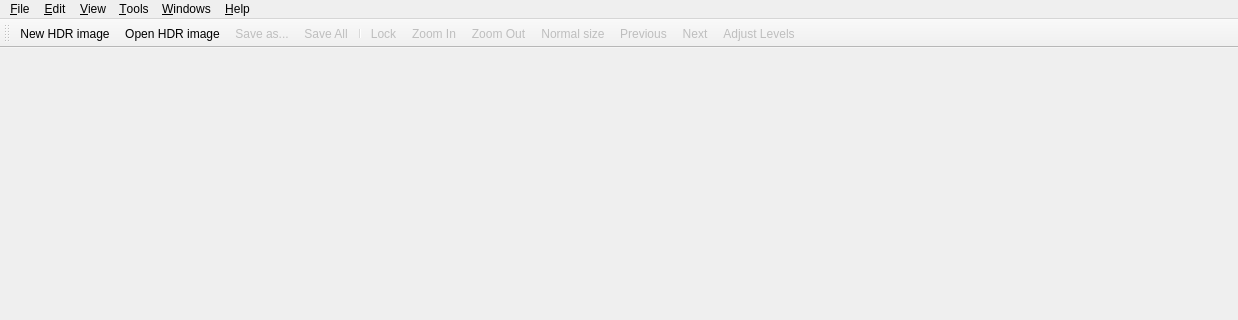
Before: the Qt Designer form forms/MainWindow.ui in LuminanceHDR/LuminanceHDR, drawn with Qt 5; both pictures show x 0 to 1238 and y 0 to 320 of the 1238 by 756 pixel window.
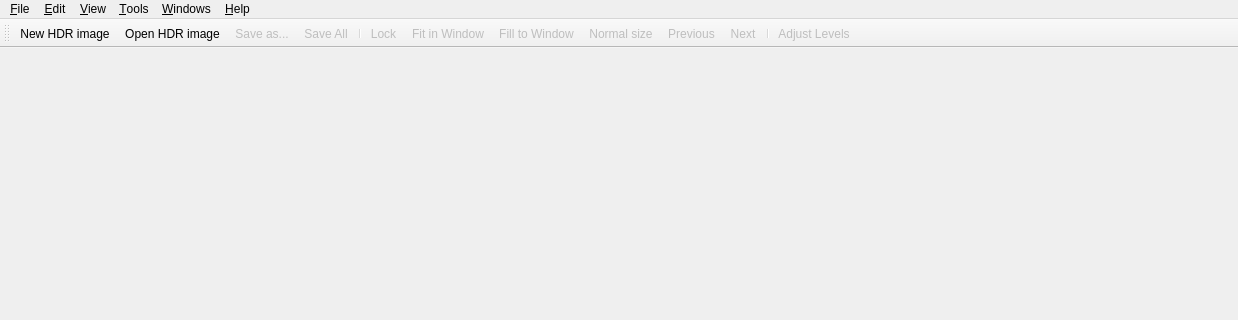
After: the same form once the commit is applied. Icons and pictures are not drawn.

Commit message: GenericViewer: V.03 MainWindow supports new GenericViewer's features

Patch:
```diff
--- a/forms/MainWindow.ui
+++ b/forms/MainWindow.ui
@@ -158,11 +158,12 @@
    <addaction name="fileSaveAllAction"/>
    <addaction name="separator"/>
    <addaction name="actionLock"/>
-   <addaction name="zoomInAct"/>
-   <addaction name="zoomOutAct"/>
+   <addaction name="fitToWindowAct"/>
+   <addaction name="actionFill_to_Window"/>
    <addaction name="normalSizeAct"/>
    <addaction name="actionShowPrevious"/>
    <addaction name="actionShowNext"/>
+   <addaction name="separator"/>
    <addaction name="actionFix_Histogram"/>
   </widget>
   <action name="fileNewAction">
@@ -521,7 +522,7 @@
     <bool>true</bool>
    </property>
    <property name="checked">
-    <bool>true</bool>
+    <bool>false</bool>
    </property>
    <property name="enabled">
     <bool>false</bool>
@@ -998,6 +999,21 @@
     <string>Ctrl+W</string>
    </property>
   </action>
+  <action name="actionFill_to_Window">
+   <property name="checkable">
+    <bool>true</bool>
+   </property>
+   <property name="enabled">
+    <bool>false</bool>
+   </property>
+   <property name="icon">
+    <iconset resource="../icons.qrc">
+     <normaloff>:/new/prefix1/images/viewmagfit.png</normaloff>:/new/prefix1/images/viewmagfit.png</iconset>
+   </property>
+   <property name="text">
+    <string>Fill to Window</string>
+   </property>
+  </action>
  </widget>
  <resources>
   <include location="../icons.qrc"/>
```
Left out of the diff: 39 changed lines with no effect on the pictures. The commit also changes 7 other files.
